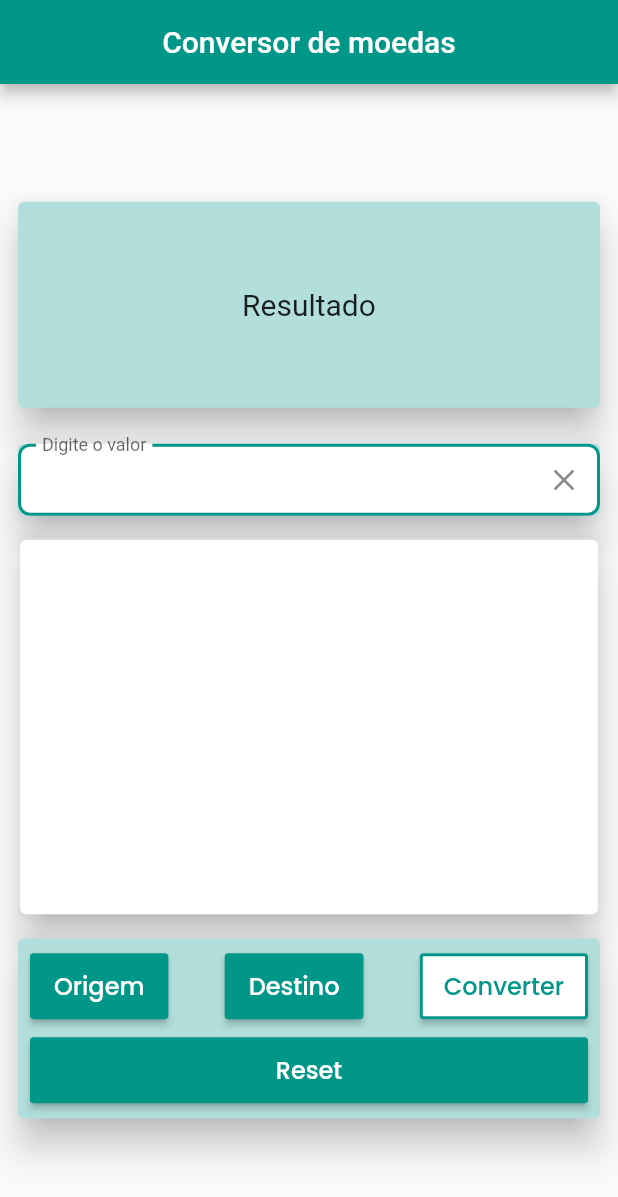
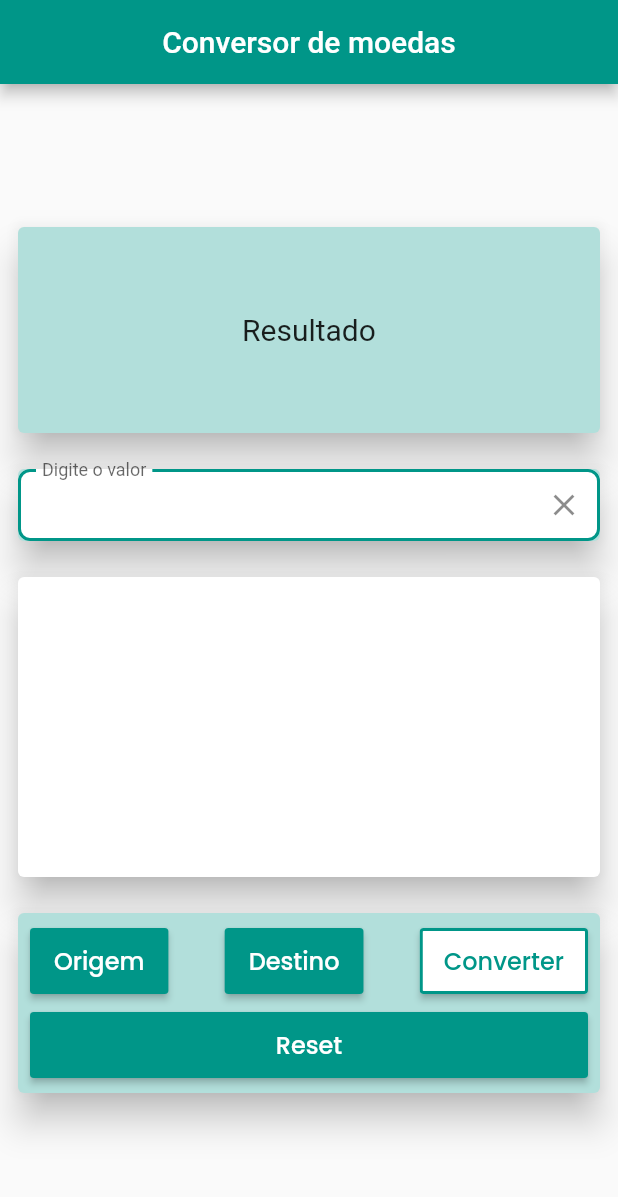
Before and after one commit to rodarterodrigo/desafiobtg, a Flutter app: the screen it shows after launch, on a phone screen of 412 x 824 dp. Shown: the top 1197 px of the screen. Run offline on Flutter 3.47's test engine with Material 2 defaults, Android fonts, the phone set to English and light mode, and no system bars; our stand-ins replace dartz, dio, flutter_modular, fluttertoast, google_fonts.

Commit message:
ajustes visuais e permissões no Android manifest

```diff
--- a/desafiobtg/lib/modules/convert/presenter/controllers/convert_currency_controller.dart
+++ b/desafiobtg/lib/modules/convert/presenter/controllers/convert_currency_controller.dart
@@ -39,7 +39,7 @@ class ConvertCurrencyController extends ChangeNotifier{
     isLoading = true;
     convertValue = 0.0;
     await getCurrencyConvert();
-    convertValue = getConvertValue(double.parse(value.text), convert.from, convert.to);
+    convert.from.toString() == "null"? isLoading = false: convertValue = getConvertValue(double.parse(value.text), convert.from, convert.to);
     isLoading = false;
   }
 
--- a/desafiobtg/lib/modules/convert/presenter/views/home_view.dart
+++ b/desafiobtg/lib/modules/convert/presenter/views/home_view.dart
@@ -34,8 +34,8 @@ class _HomeState extends State<Home> {
           body: Center(
             child: SingleChildScrollView(
               child: Column(
-                mainAxisAlignment: MainAxisAlignment.spaceEvenly,
-                crossAxisAlignment: CrossAxisAlignment.center,
+                mainAxisAlignment: MainAxisAlignment.center,
+                crossAxisAlignment: CrossAxisAlignment.stretch,
                 children: [
                   Padding(
                     padding: const EdgeInsets.all(8.0),
@@ -111,10 +111,12 @@ class _HomeState extends State<Home> {
                       ),
                     ),
                   ),
-                  Card(
+                  Padding(
+                    padding: const EdgeInsets.all(8.0),
+                    child: Card(
                       elevation: 10,
                       child: Container(
-                      height: MediaQuery.of(context).size.height/3.3,
+                        height: 200,
                         width: MediaQuery.of(context).size.width/1.07,
                         child: Column(
                           children: [
@@ -126,7 +128,8 @@ class _HomeState extends State<Home> {
                                   convertCurrencyController.from.currency.toString() == "null"? "":
                                   convertCurrencyController.from.currency.toString(),
                                   style: TextStyle(
-                                    fontSize: 50
+                                      fontSize: 50,
+                                    color: Colors.teal,
                                   ),
                                 ),
                               ),
@@ -140,13 +143,15 @@ class _HomeState extends State<Home> {
                                   convertCurrencyController.to.currency.toString() == "null"? "":
                                   convertCurrencyController.to.currency.toString(),
                                   style: TextStyle(
-                                    fontSize: 50
+                                      fontSize: 50,
+                                    color: Colors.teal,
                                   ),
                                 ),
                               ),
                             ),
                           ],
                         )
+                      ),
                     ),
                   ),
                   Column(
@@ -189,7 +194,7 @@ class _HomeState extends State<Home> {
                                   Padding(
                                     padding: const EdgeInsets.only(top: 8.0),
                                     child: Column(
-                                      mainAxisAlignment: MainAxisAlignment.spaceEvenly,
+                                      mainAxisAlignment: MainAxisAlignment.center,
                                       crossAxisAlignment: CrossAxisAlignment.stretch,
                                       children: [
                                         Container(
```
Also changed, not shown: 1 other file. Lines whose indentation alone changed are shown as unchanged.
